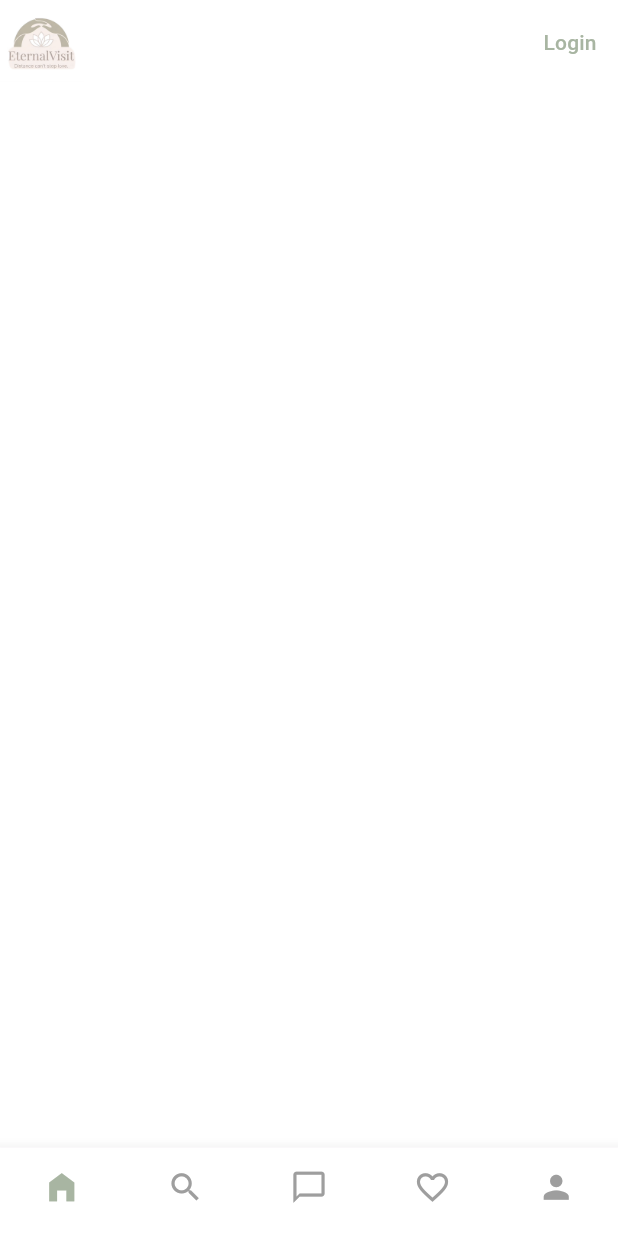
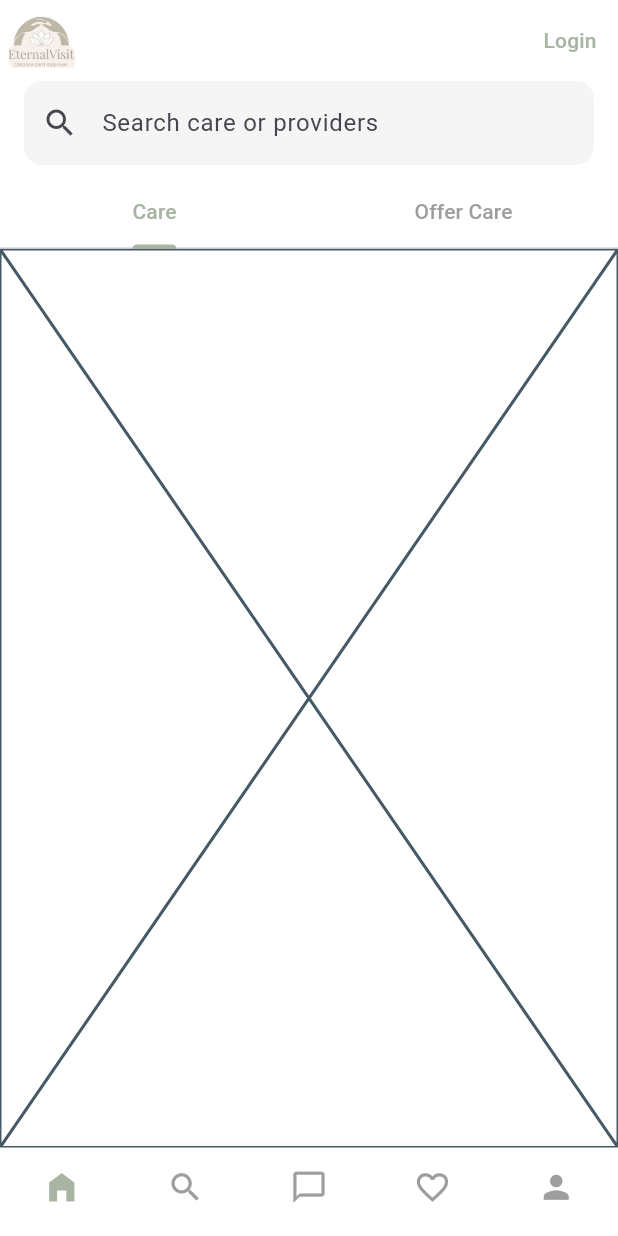
Before and after one commit to fwdAndroid/eetinal_visit, a Flutter app: the screen it shows after launch, on a phone screen of 412 x 824 dp. Run offline on Flutter 3.47's test engine with Material 3 defaults, Android fonts, the phone set to English and light mode, and no system bars; our stand-ins replace image_picker, intl_phone_field, sign_in_button, sign_in_with_apple.

Commit message:
Tabbar Home Page created

```diff
--- a/lib/screens/user_section/user_pages/user_home_screen.dart
+++ b/lib/screens/user_section/user_pages/user_home_screen.dart
@@ -1,4 +1,6 @@
 import 'package:eetinal_visit/screens/auth/login_screen.dart';
+import 'package:eetinal_visit/screens/user_section/user_tabs_section/care_page.dart';
+import 'package:eetinal_visit/screens/user_section/user_tabs_section/offer_care_page.dart';
 import 'package:eetinal_visit/utils/colors.dart';
 import 'package:flutter/material.dart';
 
@@ -9,7 +11,23 @@ class UserHomeScreen extends StatefulWidget {
   State<UserHomeScreen> createState() => _UserHomeScreenState();
 }
 
-class _UserHomeScreenState extends State<UserHomeScreen> {
+class _UserHomeScreenState extends State<UserHomeScreen>   with SingleTickerProviderStateMixin{
+  late TabController _tabController;
+  final TextEditingController _searchController = TextEditingController();
+
+  @override
+  void initState() {
+    super.initState();
+    _tabController = TabController(length: 2, vsync: this);
+  }
+
+  @override
+  void dispose() {
+    _tabController.dispose();
+    _searchController.dispose();
+    super.dispose();
+  }
+
   @override
   Widget build(BuildContext context) {
     return Scaffold(
@@ -22,6 +40,49 @@ class _UserHomeScreenState extends State<UserHomeScreen> {
           }, child: Text("Login",style: TextStyle(color: mainColor),))
         ],
         leading: Image.asset("assets/splash.png"),
-     ) );
+        bottom: PreferredSize(
+          preferredSize: const Size.fromHeight(110),
+          child: Column(
+            children: [
+              // Search Bar
+              Padding(
+                padding: const EdgeInsets.symmetric(horizontal: 16),
+                child: TextField(
+                  controller: _searchController,
+                  decoration: InputDecoration(
+                    hintText: "Search care or providers",
+                    prefixIcon: const Icon(Icons.search),
+                    filled: true,
+                    fillColor: Colors.grey.shade100,
+                    border: OutlineInputBorder(
+                      borderRadius: BorderRadius.circular(12),
+                      borderSide: BorderSide.none,
+                    ),
+                  ),
+                ),
+              ),
+              const SizedBox(height: 8),
+
+              // Tabs
+              TabBar(
+                controller: _tabController,
+                labelColor: mainColor,
+                unselectedLabelColor: Colors.grey,
+                indicatorColor: mainColor,
+                tabs: const [
+                  Tab(text: "Care"),
+                  Tab(text: "Offer Care"),
+                ],
+              ),
+            ],
+          ),
+        ),
+     ), body: TabBarView(
+              controller: _tabController,
+
+      children: [
+          CarePage(),
+          OfferCarePage(),
+      ]), );
   }
 }
--- /dev/null
+++ b/lib/screens/user_section/user_tabs_section/care_page.dart
@@ -0,0 +1,15 @@
+import 'package:flutter/material.dart';
+
+class CarePage extends StatefulWidget {
+  const CarePage({super.key});
+
+  @override
+  State<CarePage> createState() => _CarePageState();
+}
+
+class _CarePageState extends State<CarePage> {
+  @override
+  Widget build(BuildContext context) {
+    return const Placeholder();
+  }
+}
--- /dev/null
+++ b/lib/screens/user_section/user_tabs_section/offer_care_page.dart
@@ -0,0 +1,15 @@
+import 'package:flutter/material.dart';
+
+class OfferCarePage extends StatefulWidget {
+  const OfferCarePage({super.key});
+
+  @override
+  State<OfferCarePage> createState() => _OfferCarePageState();
+}
+
+class _OfferCarePageState extends State<OfferCarePage> {
+  @override
+  Widget build(BuildContext context) {
+    return const Placeholder();
+  }
+}
```
